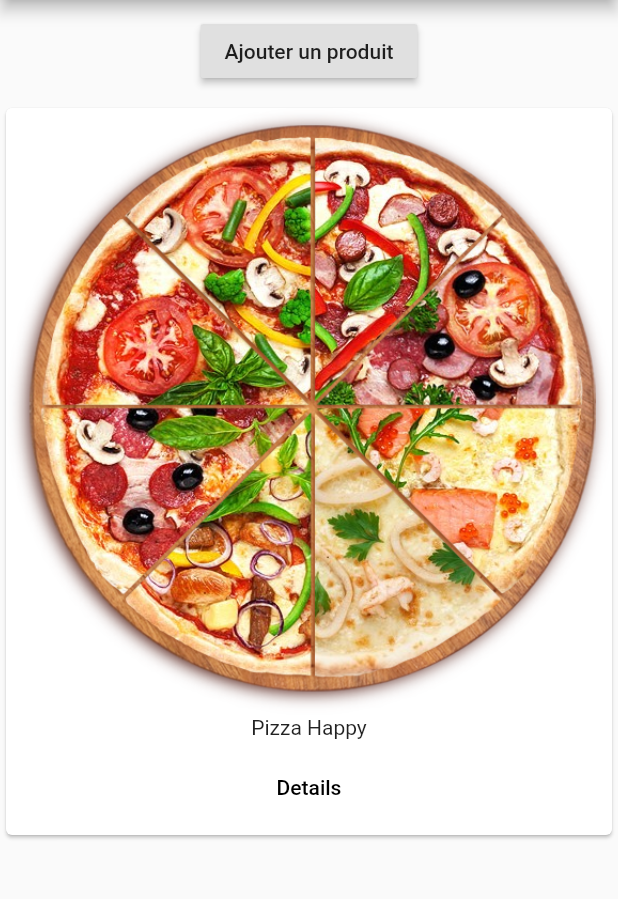
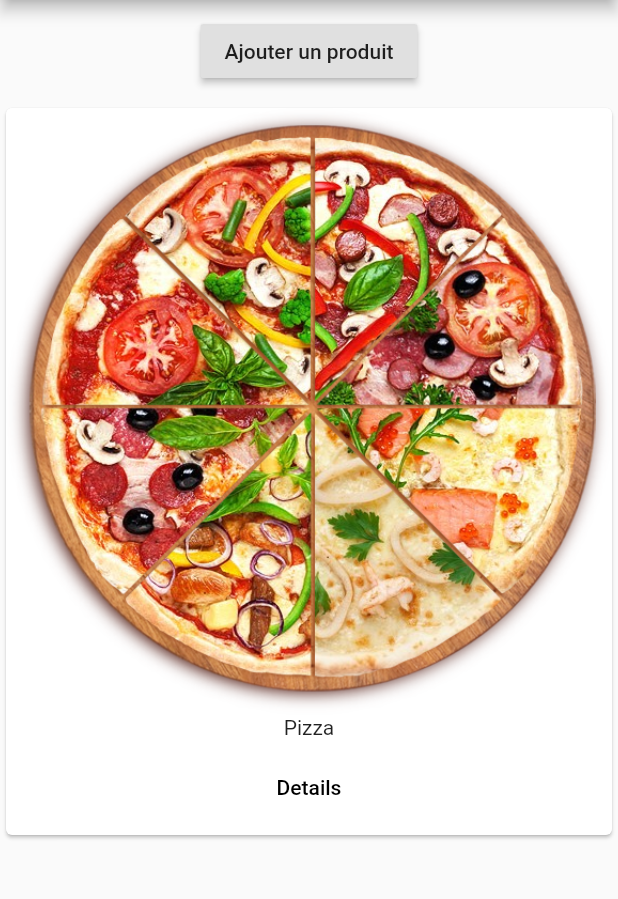
Before and after one commit to Keydero/Pizzoi-app, a Flutter app: the screen it shows after launch, after a tap on "Ajouter un produit", on a phone screen of 412 x 824 dp, the part 84-983 px from its top. Run offline on Flutter 3.47's test engine with Material 2 defaults, Android fonts, the phone set to English and light mode, and no system bars.

Commit message:
Create productControl

```diff
--- /dev/null
+++ b/lib/product_control.dart
@@ -0,0 +1,13 @@
+import 'package:flutter/material.dart';
+
+class ProductControl extends StatelessWidget {
+  final Function addProduct;
+  ProductControl(this.addProduct);
+  @override
+  Widget build(BuildContext context) {
+    return RaisedButton(
+      onPressed: () => addProduct('Pizza'),
+      child: Text('Ajouter un produit'),
+    );
+  }
+}
--- a/lib/product_manager.dart
+++ b/lib/product_manager.dart
@@ -1,5 +1,6 @@
 import 'package:flutter/material.dart';
 import './products.dart';
+import './product_control.dart';
 
 class ProductManager extends StatefulWidget {
   final String startingProduct;
@@ -20,19 +21,18 @@ class _ProductManager extends State<ProductManager> {
     super.initState();
   }
 
+  void _addProduct(String product) {
+    setState(() {
+      _products.add(product);
+    });
+  }
+
   @override
   Widget build(BuildContext context) {
     return Column(children: [
       Container(
         margin: EdgeInsets.all(10.0),
-        child: RaisedButton(
-          onPressed: () {
-            setState(() {
-              _products.add('Pizza Happy');
-            });
-          },
-          child: Text('Ajouter un produit'),
-        ),
+        child: ProductControl(_addProduct),
       ),
       Expanded(
         child: Products(_products),
--- a/lib/products.dart
+++ b/lib/products.dart
@@ -1,5 +1,5 @@
 import 'package:flutter/material.dart';
-import './screens/product.dart';
+// import './screens/product.dart';
 
 class Products extends StatelessWidget {
   final List<String> products; // final == Not changeable
@@ -18,10 +18,7 @@ class Products extends StatelessWidget {
             children: <Widget>[
               FlatButton(
                 child: Text('Details'),
-                onPressed: () => Navigator.push(
-                    context,
-                    MaterialPageRoute(
-                        builder: (BuildContext context) => Product())),
+                onPressed: () => {},
               )
             ],
           )
--- a/lib/screens/product.dart
+++ b/lib/screens/product.dart
@@ -1,6 +1,9 @@
 import 'package:flutter/material.dart';
 
 class Product extends StatelessWidget {
+  final String name;
+  final String imageUrl;
+  Product(this.name, this.imageUrl);
   @override
   Widget build(BuildContext context) {
     return Scaffold(
```
